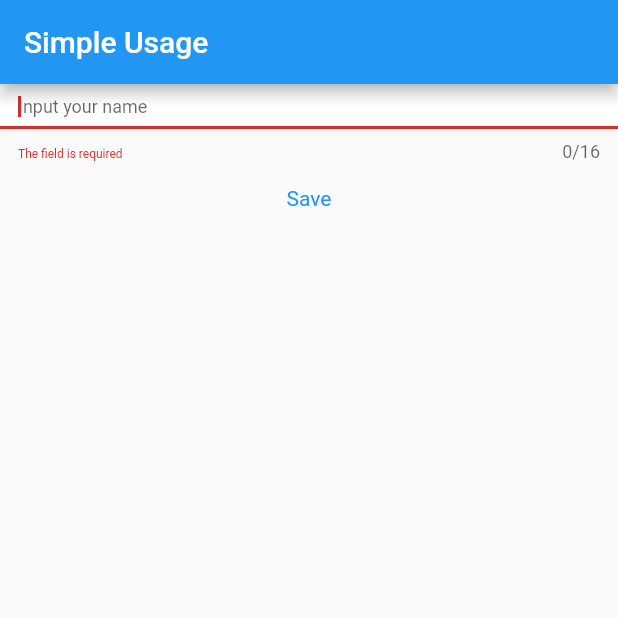
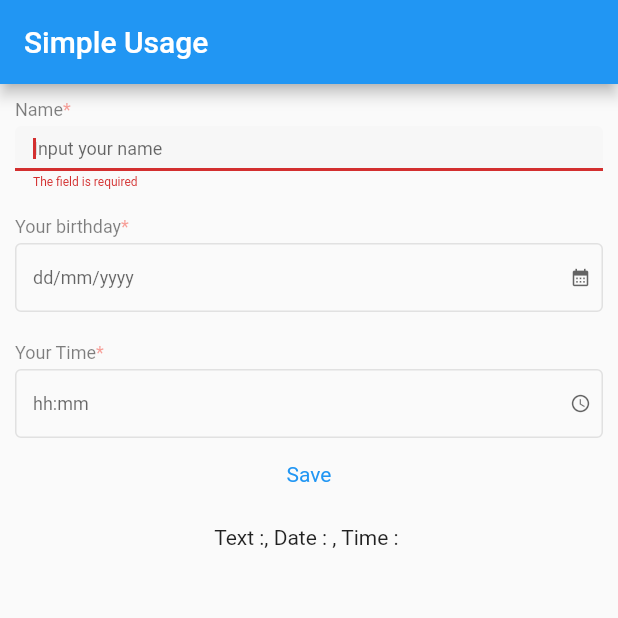
Before and after one commit to griajobag/simple_text_form_field, a Flutter app: the screen it shows after launch, after a tap on "Save", on a phone screen of 412 x 824 dp, the top half of it. Run offline on Flutter 3.47's test engine with Material 2 defaults, Android fonts, the light colour scheme and no system bars.

Commit message:
putugua : add date, time

```diff
--- a/example/lib/main.dart
+++ b/example/lib/main.dart
@@ -1,7 +1,9 @@
 import 'dart:developer';
 
 import 'package:flutter/material.dart';
+import 'package:simple_text_form_field/simple_contants.dart';
 import 'package:simple_text_form_field/simple_text_form_field.dart';
+import 'package:simple_text_form_field/simple_text_form_field_date.dart';
 
 void main() {
   runApp(const MyApp());
@@ -23,52 +25,90 @@ class MyApp extends StatelessWidget {
 }
 
 class MyHomePage extends StatefulWidget {
-  const MyHomePage({Key? key,}) : super(key: key);
+  const MyHomePage({
+    Key? key,
+  }) : super(key: key);
 
   @override
   State<MyHomePage> createState() => _MyHomePageState();
 }
 
 class _MyHomePageState extends State<MyHomePage> {
+  //define the controller
+  SimpleTextFormFieldController controller = SimpleTextFormFieldController();
+  SimpleTextFormFieldDateController controllerDate =
+      SimpleTextFormFieldDateController();
+  SimpleTextFormFieldDateController controllerTime =
+      SimpleTextFormFieldDateController();
 
-  //define the controller
-  SimpleTextFormFieldController controller =  SimpleTextFormFieldController();
+  String ?text="";
+  String ?date="";
+  String ?time="";
+
   @override
   Widget build(BuildContext context) {
     return Scaffold(
       appBar: AppBar(
         title: const Text("Simple Usage"),
       ),
-      body: Center(
-        child:Column(
+      body: Padding(
+        padding: const EdgeInsets.all(10),
+        child: Column(
           children: [
             SimpleTextFormField(
               controller: controller,
               isRequired: true,
-              type: InputTextType.ktp,
               errorTextSize: 8,
-              maxLength: 16,
+              maxLength: 12,
+              label: "Name",
               placeHolder: "Input your name",
+            ),
+            const Padding(padding:  EdgeInsets.all(10)),
+            SimpleTextFormFieldDate(
+              isRequired: true,
+              fillColor: Colors.transparent,
+              controller: controllerDate,
+              label: "Your birthday",
+            ),
+            const Padding(padding:  EdgeInsets.all(10)),
+            SimpleTextFormFieldDate(
+              isRequired: true,
+              fillColor: Colors.transparent,
+              controller: controllerTime,
+              type: InputDatetimeType.time,
+              label: "Your Time",
             ),
             Padding(
               padding: const EdgeInsets.all(8.0),
               child: InkWell(
-                onTap: (){
+                onTap: () {
                   //to validate you just need do like this
-                  if(controller.isValid){
-                    log("Do your stuff");
+                  if (controller.isValid && controllerDate.isValid && controllerTime.isValid) {
+                    setState(() {
+                      text = controller.value;
+                      date = SimpleConstants.dateToString(controllerDate.value,format: "dd/MM/yyyy");
+                      time = controllerTime.value.format(context);
+                    });
                   }
                 },
                 child: const Padding(
-                  padding:  EdgeInsets.all(8.0),
-                  child:  Text("Save", style: TextStyle(color: Colors.blue),),
+                  padding: EdgeInsets.all(8.0),
+                  child: Text(
+                    "Save",
+                    style: TextStyle(color: Colors.blue),
+                  ),
                 ),
               ),
+            ),
+            Padding(
+              padding: const EdgeInsets.all(10),
+              child: Text(
+                  "Text :${text!}, Date : ${date!}, Time : ${time!}"),
             )
           ],
         ),
       ),
-     // This trailing comma makes auto-formatting nicer for build methods.
+      // This trailing comma makes auto-formatting nicer for build methods.
     );
   }
 }
--- a/lib/simple_contants.dart
+++ b/lib/simple_contants.dart
@@ -1,3 +1,4 @@
+import 'package:flutter/material.dart';
 import 'package:intl/intl.dart';
 
 class SimpleConstants{
@@ -11,4 +12,14 @@ class SimpleConstants{
     var val = oCcy.format(value ?? 0);
     return val == "0" && zeroIsEmpty ? "" : val;
   }
+
+  static String? dateToString(DateTime? date,
+      {String format = 'yyyy-MM-dd HH:mm', bool returnNull = false}) {
+    if (date == null) return returnNull ? null : "";
+    final DateFormat formatter = DateFormat(format);
+    final String formatted = formatter.format(date);
+    return formatted;
+  }
+
+
 }
--- a/lib/simple_text_form_field.dart
+++ b/lib/simple_text_form_field.dart
@@ -31,6 +31,7 @@ class SimpleTextFormFieldController extends ChangeNotifier {
   FormFieldSetter<String>? onSaved;
   FocusNode focusNode = FocusNode();
   BuildContext? _context;
+  int? _numberOfPhoneNumberLength;
 
   String? _validator(String v, {FormFieldValidator<String>? otherValidator}) {
     if (_required && (v.isEmpty)) {
@@ -45,12 +46,8 @@ class SimpleTextFormFieldController extends ChangeNotifier {
       }
     }
     if (_type == InputTextType.phone) {
-      if (v.length < 8) {
-        return 'Minimal 8 digit';
-      }
-      ;
-      if (v[0] == "0") {
-        return 'Nomor tidak bisa diawali dengan angka 0';
+      if (v.length < _numberOfPhoneNumberLength! && v.isNotEmpty) {
+        return 'Minimal ${_numberOfPhoneNumberLength!.toString()} digit';
       }
     }
 
@@ -146,9 +143,11 @@ class SimpleTextFormField extends StatefulWidget {
   final Color? hintColor;
   final Color? fillColor;
   final double errorTextSize;
+  final int maxDigitPhoneNumber;
+  final InputDecoration? customInputDecoration;
 
-  const SimpleTextFormField({
-    Key? key,
+  const SimpleTextFormField(
+      {Key? key,
       @required this.controller,
       this.isRequired = false,
       this.label,
@@ -161,15 +160,17 @@ class SimpleTextFormField extends StatefulWidget {
       this.onEditingComplete,
       this.maxLength,
       this.prefixText,
+      this.maxDigitPhoneNumber = 12,
       this.borderRadius,
       this.fontsize = 12,
       this.onFieldSubmited,
       this.edgeInsets = const EdgeInsets.all(0),
       this.visibility = true,
       this.fillColor,
+      this.customInputDecoration,
       this.hintColor,
-    this.errorTextSize = 10
-  }) : super(key: key);
+      this.errorTextSize = 10})
+      : super(key: key);
 
   @override
   _SimpleTextFormFieldState createState() => _SimpleTextFormFieldState();
@@ -187,12 +188,12 @@ class _SimpleTextFormFieldState extends State<SimpleTextFormField> {
     widget.controller!._required = widget.isRequired;
     widget.controller!._type = widget.type;
     widget.controller!._context = context;
+    widget.controller!._numberOfPhoneNumberLength = widget.maxDigitPhoneNumber;
 
     final decoration = InputDecoration(
       filled: true,
-      fillColor: widget.fillColor == null
-          ? Colors.white
-          : Colors.black.withOpacity(widget.editable ? .01 : .05),
+      fillColor: widget.fillColor ??
+          Colors.black.withOpacity(widget.editable ? .01 : .05),
       hintText: widget.placeHolder,
       errorStyle: TextStyle(fontSize: widget.errorTextSize, height: 0.3),
       isDense: true,
@@ -234,13 +235,15 @@ class _SimpleTextFormFieldState extends State<SimpleTextFormField> {
 
     var textFormField = TextFormField(
       maxLines: widget.type == InputTextType.paragraf ? 4 : 1,
-      maxLength: widget.maxLength == null ? null : widget.maxLength,
+      maxLength: ((widget.type == InputTextType.phone) ||
+              (widget.type == InputTextType.ktp))
+          ? widget.maxLength
+          : null,
       onChanged: widget.controller!.onChanged,
       onSaved: widget.controller!.onSaved,
       onTap: widget.controller!.onTap,
       focusNode: widget.controller!.focusNode,
-      onFieldSubmitted:
-          widget.onFieldSubmited == null ? null : widget.onFieldSubmited,
+      onFieldSubmitted: widget.onFieldSubmited,
       style: TextStyle(
         color: Colors.black,
         fontSize: widget.fontsize,
@@ -268,7 +271,7 @@ class _SimpleTextFormFieldState extends State<SimpleTextFormField> {
               widget.type == InputTextType.money)
           ? TextInputType.number
           : null,
-      decoration: decoration,
+      decoration: widget.customInputDecoration ?? decoration,
     );
 
     return Visibility(
@@ -283,8 +286,8 @@ class _SimpleTextFormFieldState extends State<SimpleTextFormField> {
             key: widget.controller!._key,
             child: widget.type == InputTextType.money
                 ? Focus(
+                    onFocusChange: widget.controller!._onFocusChange,
                     child: textFormField,
-                    onFocusChange: widget.controller!._onFocusChange,
                   )
                 : textFormField,
           ),
--- /dev/null
+++ b/lib/simple_text_form_field_date.dart
@@ -0,0 +1,268 @@
+import 'package:flutter/material.dart';
+import 'package:simple_text_form_field/input_box_component.dart';
+import 'package:simple_text_form_field/simple_contants.dart';
+
+class SimpleTextFormFieldDateController {
+  final GlobalKey<FormState> _key = GlobalKey<FormState>();
+  final TextEditingController _con = TextEditingController();
+  late bool _required;
+  late InputDatetimeType _type;
+  late BuildContext _context;
+  late Function(VoidCallback fn) setState;
+  FocusNode? focusNode = FocusNode();
+
+  DateTime? _date;
+  TimeOfDay? _time;
+  String? _errorMessage;
+
+  Function()? onChanged;
+
+  set value(dynamic val) {
+    setState(() {
+      if (_type == InputDatetimeType.date) {
+        _date = val;
+      } else {
+        _time = val;
+      }
+    });
+  }
+
+  dynamic get value {
+    try{
+      if (_type == InputDatetimeType.date) {
+        return _date??"";
+      } else {
+        return _time??"";
+      }
+    }catch(ex){
+      return _date??"";
+    }
+  }
+
+  String? _validator(String v, {FormFieldValidator<String>? otherValidator}) {
+    if (_required && (v.isEmpty)) {
+      return 'The field is required';
+    }
+    if (((_type == InputDatetimeType.date && _date == null) ||
+        (_type == InputDatetimeType.time && _time == null))) {
+      setState(() {
+        FocusScope.of(_context).requestFocus(focusNode);
+      });
+      return 'The field is required';
+    }
+    return null;
+  }
+
+  bool get isValid {
+    bool? valid = _key.currentState?.validate();
+    if (valid == null) {
+      return true;
+    }
+    if (valid == false) {
+      FocusScope.of(_context).requestFocus(focusNode);
+    }
+    return valid;
+  }
+
+  void _onTab(bool editable) async {
+    if (!editable) return;
+    if (_type == InputDatetimeType.date) {
+      final DateTime? picked = await showDatePicker(
+        context: _context,
+        initialDate: _date ?? DateTime.now(),
+        firstDate: DateTime(1900),
+        lastDate: DateTime(3000),
+      );
+      if (picked != null && _date != picked) {
+        setState(() {
+          _date = picked;
+          _con.text = SimpleConstants.dateToString(_date, format: "dd/MM/yyyy")!;
+        });
+      }
+    } else {
+      final TimeOfDay? picked = await showTimePicker(
+        context: _context,
+        initialTime: _time ?? TimeOfDay.now(),
+      );
+      if (picked != null && _time != picked) {
+        setState(() {
+          _time = picked;
+          _con.text = _time!.format(_context);
+        });
+      }
+    }
+    if (onChanged != null) {
+      onChanged!();
+    }
+  }
+
+  void _init(
+    Function(VoidCallback fn) setStateX,
+    BuildContext contextX,
+    bool requiredX,
+    InputDatetimeType typeX,
+  ) {
+    setState = setStateX;
+    _context = contextX;
+    _required = requiredX;
+    _type = typeX;
+  }
+
+  void _clearOnTab() {
+    setState(() {
+      _date = null;
+      _time = null;
+      _con.clear();
+    });
+  }
+}
+
+enum InputDatetimeType {
+  date,
+  time,
+}
+
+class SimpleTextFormFieldDate extends StatefulWidget {
+  final bool isRequired;
+  final String? label;
+  final bool editable;
+  final InputDatetimeType type;
+  final String? placeHolder;
+  final double? marginBottom;
+  final FormFieldValidator<String>? validator;
+  final String? prefixText;
+  final Radius? borderRadius;
+  final bool visibility;
+  final EdgeInsets edgeInsets;
+  final SimpleTextFormFieldDateController? controller;
+  final Function()? onEditingComplete;
+  final Function(String)? onFieldSubmited;
+  final double fontsize;
+  final Color? hintColor;
+  final Color? fillColor;
+  final double errorTextSize;
+  final InputDecoration? customInputDecoration;
+
+  const SimpleTextFormFieldDate(
+      {Key? key,
+      @required this.controller,
+      this.isRequired = false,
+      this.label,
+      this.editable = true,
+      this.type = InputDatetimeType.date,
+      this.placeHolder,
+      this.marginBottom,
+      this.validator,
+      this.onEditingComplete,
+      this.prefixText,
+      this.borderRadius,
+      this.fontsize = 12,
+      this.onFieldSubmited,
+      this.edgeInsets = const EdgeInsets.all(0),
+      this.visibility = true,
+      this.fillColor,
+      this.customInputDecoration,
+      this.hintColor,
+      this.errorTextSize = 10})
+      : super(key: key);
+
+  @override
+  State<SimpleTextFormFieldDate> createState() =>
+      _SimpleTextFormFieldDateState();
+}
+
+class _SimpleTextFormFieldDateState extends State<SimpleTextFormFieldDate> {
+  @override
+  void initState() {
+    widget.controller!._init(setState, context, widget.isRequired, widget.type);
+    super.initState();
+  }
+
+  @override
+  Widget build(BuildContext context) {
+    widget.controller!._required = widget.isRequired;
+    widget.controller!._type = widget.type;
+    widget.controller!._context = context;
+
+    final decoration = InputDecoration(
+      filled: true,
+      fillColor: widget.fillColor ??
+          Colors.black.withOpacity(widget.editable ? .01 : .05),
+      hintText: widget.placeHolder ?? (widget.type==InputDatetimeType.date?"dd/mm/yyyy":"hh:mm"),
+      errorStyle: TextStyle(fontSize: widget.errorTextSize, height: 0.3),
+      isDense: true,
+      focusedBorder: OutlineInputBorder(
+        borderSide: BorderSide(color: Colors.black.withOpacity(.1)),
+        borderRadius:
+            BorderRadius.all(widget.borderRadius ?? const Radius.circular(4.0)),
+      ),
+      enabledBorder: OutlineInputBorder(
+        borderSide: BorderSide(color: Colors.black.withOpacity(.1)),
+        borderRadius:
+            BorderRadius.all(widget.borderRadius ?? const Radius.circular(4.0)),
+      ),
+      prefixText: widget.prefixText,
+      prefixStyle: TextStyle(
+        color: Colors.black.withOpacity(0.6),
+      ),
+      suffixIconConstraints: const BoxConstraints(
+        minHeight: 30,
+        minWidth: 30,
+      ),
+      suffixIcon: widget.controller!._con.text.isNotEmpty?InkWell(
+        onTap:()=> widget.controller!._clearOnTab(),
+        child: Icon(
+          Icons.clear,
+          color: Colors.black.withOpacity(0.6),
+          size: 14,
+        ),
+      ): widget.type == InputDatetimeType.date
+          ? Icon(
+              Icons.calendar_month,
+              color: Colors.black.withOpacity(0.6),
+              size: 14,
+            )
+          : Icon(
+              Icons.access_time_outlined,
+              color: Colors.black.withOpacity(0.6),
+              size: 14,
+            ),
+    );
+
+    var textFormField = TextFormField(
+      onTap: () => widget.controller!._onTab(widget.editable),
+      focusNode: widget.controller!.focusNode,
+      onFieldSubmitted: widget.onFieldSubmited,
+      style: TextStyle(
+        color: Colors.black,
+        fontSize: widget.fontsize,
+      ),
+      controller: widget.controller!._con,
+      validator: (v) =>
+          widget.controller!._validator(v!, otherValidator: widget.validator),
+      autocorrect: false,
+      enableSuggestions: false,
+      readOnly: !widget.editable,
+
+      onEditingComplete: widget.onEditingComplete,
+
+      decoration: widget.customInputDecoration ?? decoration,
+    );
+
+    return Visibility(
+      visible: widget.visibility,
+      child: Padding(
+        padding: widget.edgeInsets,
+        child: InputBoxComponent(
+          label: widget.label,
+          childText: widget.controller!._con.text,
+          isRequired: widget.isRequired,
+          children: Form(
+            key: widget.controller!._key,
+            child:textFormField,
+          ),
+        ),
+      ),
+    );
+  }
+}
```
Lines whose indentation alone changed are shown as unchanged.
